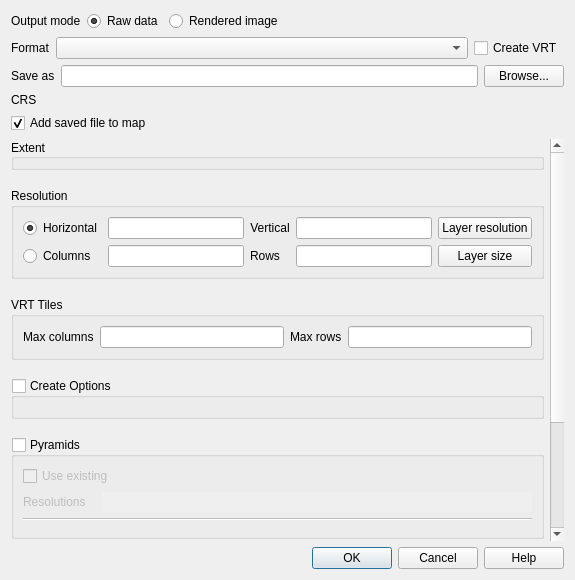
Before: the Qt Designer form src/ui/qgsrasterlayersaveasdialogbase.ui in qgis/QGIS, drawn with Qt 5.
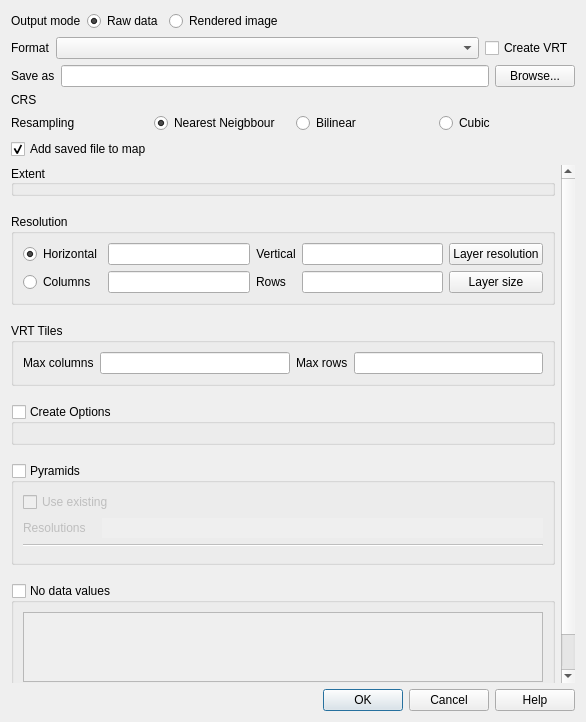
After: the same form once the commit is applied. Icons and pictures are not drawn. Custom widgets are drawn as their Qt base class.

Diff of the .ui file:
```diff
--- a/src/ui/qgsrasterlayersaveasdialogbase.ui
+++ b/src/ui/qgsrasterlayersaveasdialogbase.ui
@@ -6,8 +6,8 @@
    <rect>
     <x>0</x>
     <y>0</y>
-    <width>575</width>
-    <height>580</height>
+    <width>586</width>
+    <height>722</height>
    </rect>
   </property>
   <property name="windowTitle">
@@ -34,6 +34,9 @@
        <property name="checked">
         <bool>true</bool>
        </property>
+       <attribute name="buttonGroup">
+        <string notr="true">buttonGroup_2</string>
+       </attribute>
       </widget>
      </item>
      <item>
@@ -47,6 +50,9 @@
        <property name="checked">
         <bool>false</bool>
        </property>
+       <attribute name="buttonGroup">
+        <string notr="true">buttonGroup_2</string>
+       </attribute>
       </widget>
      </item>
      <item>
@@ -163,6 +169,50 @@
      </item>
     </layout>
    </item>
+   <item>
+    <layout class="QHBoxLayout" name="horizontalLayout_2">
+     <item>
+      <widget class="QLabel" name="mResampLabel">
+       <property name="text">
+        <string>Resampling</string>
+       </property>
+      </widget>
+     </item>
+     <item>
+      <widget class="QRadioButton" name="mNearestRadioButton">
+       <property name="text">
+        <string>Nearest Neigbbour</string>
+       </property>
+       <property name="checked">
+        <bool>true</bool>
+       </property>
+       <attribute name="buttonGroup">
+        <string notr="true">buttonGroup</string>
+       </attribute>
+      </widget>
+     </item>
+     <item>
+      <widget class="QRadioButton" name="mBilinearRadioButton">
+       <property name="text">
+        <string>Bilinear</string>
+       </property>
+       <attribute name="buttonGroup">
+        <string notr="true">buttonGroup</string>
+       </attribute>
+      </widget>
+     </item>
+     <item>
+      <widget class="QRadioButton" name="mCubicRadioButton">
+       <property name="text">
+        <string>Cubic</string>
+       </property>
+       <attribute name="buttonGroup">
+        <string notr="true">buttonGroup</string>
+       </attribute>
+      </widget>
+     </item>
+    </layout>
+   </item>
    <item>
     <widget class="QCheckBox" name="mAddToCanvas">
      <property name="text">
@@ -189,8 +239,8 @@
        <rect>
         <x>0</x>
         <y>0</y>
-        <width>541</width>
-        <height>754</height>
+        <width>551</width>
+        <height>543</height>
        </rect>
       </property>
       <layout class="QVBoxLayout" name="verticalLayout_5">
@@ -529,10 +579,10 @@
          <property name="checked">
           <bool>false</bool>
          </property>
-         <property name="collapsed">
+         <property name="collapsed" stdset="0">
           <bool>false</bool>
          </property>
-         <property name="saveCollapsedState">
+         <property name="saveCollapsedState" stdset="0">
           <bool>true</bool>
          </property>
          <layout class="QHBoxLayout" name="horizontalLayout_7">
```
Left out of the diff: 4 changed lines with no effect on the pictures.
